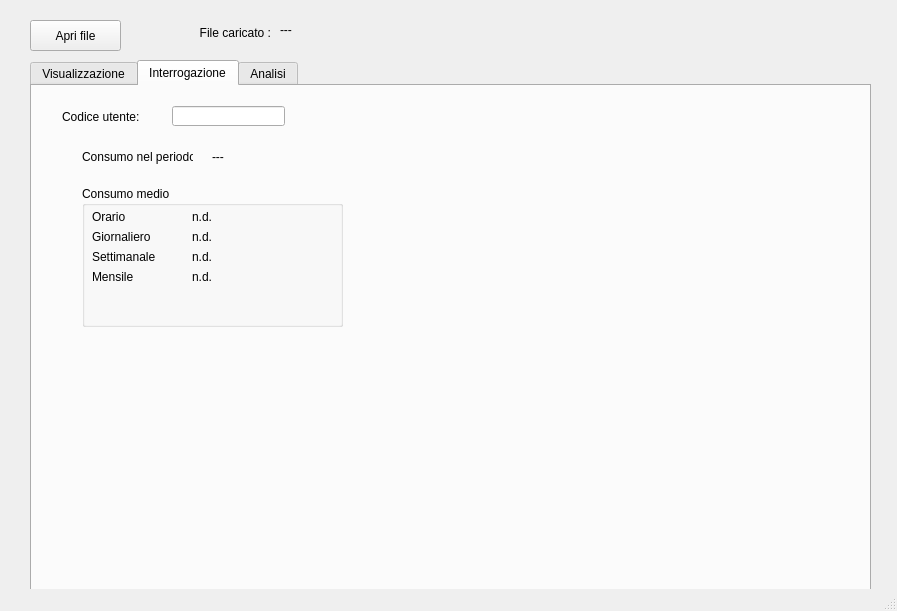
Above: consumiIdrici/mainwindow.ui from FedericoMartinese/ConsumiIdrici before the change. Below: the same form after it.
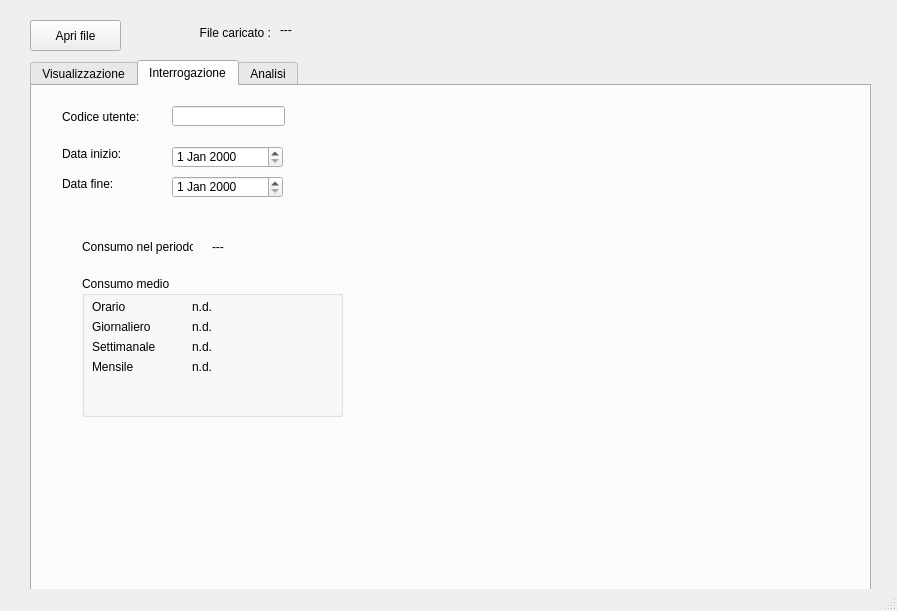
That is the form after the change. The open tabs and pages were chosen to show the change.

Commit message: View tab and query tab functions

The edit to the form file:
```diff
--- a/consumiIdrici/mainwindow.ui
+++ b/consumiIdrici/mainwindow.ui
@@ -97,22 +97,6 @@
         <string>--- m^3</string>
        </property>
       </widget>
-      <widget class="QLabel" name="label_3">
-       <property name="geometry">
-        <rect>
-         <x>210</x>
-         <y>20</y>
-         <width>91</width>
-         <height>16</height>
-        </rect>
-       </property>
-       <property name="text">
-        <string>(aggiornato al</string>
-       </property>
-       <property name="alignment">
-        <set>Qt::AlignRight|Qt::AlignTrailing|Qt::AlignVCenter</set>
-       </property>
-      </widget>
       <widget class="QLabel" name="lastUpdated">
        <property name="geometry">
         <rect>
@@ -201,11 +185,11 @@
        <string>Codice utente:</string>
       </property>
      </widget>
-     <widget class="QLabel" name="label_5">
+     <widget class="QLabel" name="periodTotalCons">
       <property name="geometry">
        <rect>
         <x>180</x>
-        <y>60</y>
+        <y>150</y>
         <width>91</width>
         <height>21</height>
        </rect>
@@ -218,7 +202,7 @@
       <property name="geometry">
        <rect>
         <x>50</x>
-        <y>100</y>
+        <y>190</y>
         <width>261</width>
         <height>141</height>
        </rect>
@@ -345,7 +329,7 @@
       <property name="geometry">
        <rect>
         <x>50</x>
-        <y>60</y>
+        <y>150</y>
         <width>111</width>
         <height>21</height>
        </rect>
@@ -354,6 +338,52 @@
        <string>Consumo nel periodo</string>
       </property>
      </widget>
+     <widget class="QLabel" name="label_3">
+      <property name="geometry">
+       <rect>
+        <x>30</x>
+        <y>60</y>
+        <width>81</width>
+        <height>16</height>
+       </rect>
+      </property>
+      <property name="text">
+       <string>Data inizio: </string>
+      </property>
+     </widget>
+     <widget class="QDateEdit" name="firstDate">
+      <property name="geometry">
+       <rect>
+        <x>140</x>
+        <y>60</y>
+        <width>111</width>
+        <height>22</height>
+       </rect>
+      </property>
+     </widget>
+     <widget class="QLabel" name="label_5">
+      <property name="geometry">
+       <rect>
+        <x>30</x>
+        <y>90</y>
+        <width>81</width>
+        <height>16</height>
+       </rect>
+      </property>
+      <property name="text">
+       <string>Data fine: </string>
+      </property>
+     </widget>
+     <widget class="QDateEdit" name="lastDate">
+      <property name="geometry">
+       <rect>
+        <x>140</x>
+        <y>90</y>
+        <width>111</width>
+        <height>22</height>
+       </rect>
+      </property>
+     </widget>
     </widget>
     <widget class="QWidget" name="analysisTab">
      <attribute name="title">
```
Left out of the diff: 25 changed lines with no effect on the pictures. The commit also changes 6 other files.
